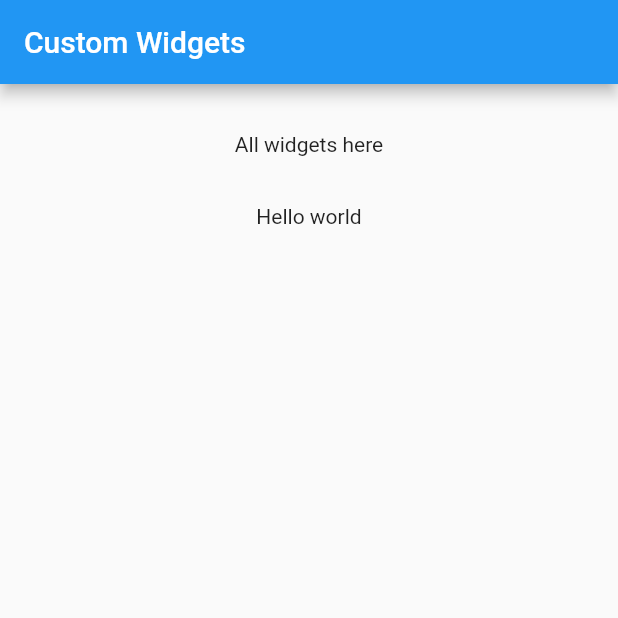
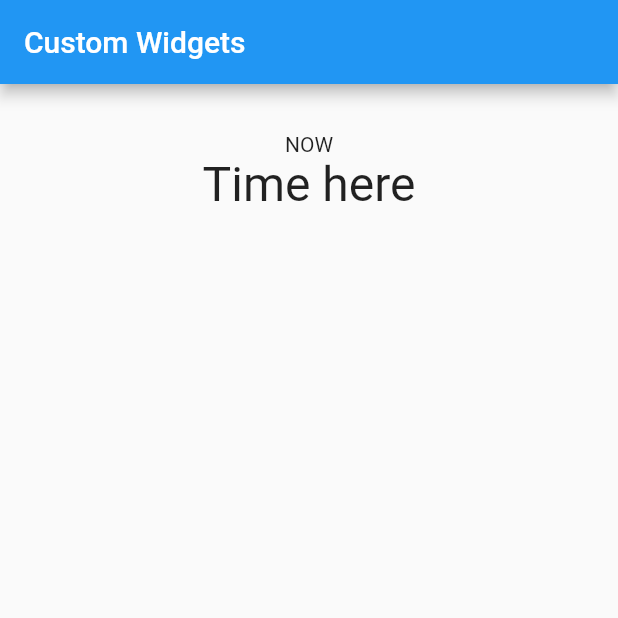
Before and after one commit to codewithiulian/flutter-intermediate, a Flutter app: the first screen one second after launch, on a phone screen of 412 x 824 dp, the top half of it. Run offline on Flutter 3.47's test engine with Material 2 defaults, Android fonts, the phone set to English and light mode, and no system bars.

Commit message:
17. Stateful Widgets

```diff
--- /dev/null
+++ b/lib/clock.dart
@@ -0,0 +1,33 @@
+import 'package:flutter/material.dart';
+import 'dart:async';
+import 'package:intl/intl.dart';
+
+class Clock extends StatefulWidget {
+  @override
+  ClockState createState() => new ClockState();
+}
+
+class ClockState extends State<Clock> {
+
+  String value = 'Time here';
+  Timer timer;
+
+
+  @override
+  void initState() {
+    timer = new Timer.periodic(new Duration(seconds: 1), onTimer);
+  }
+
+  void onTimer(Timer timer) {
+    var now = new DateTime.now();
+    var formatter = new DateFormat('hh:mm:ss');
+    String formatted = formatter.format(now);
+
+    setState(() => value = formatted  );
+  }
+
+  @override
+  Widget build(BuildContext context) {
+    return new Text(value, style: new TextStyle(fontSize: 32.0));
+  }
+}
--- a/lib/main.dart
+++ b/lib/main.dart
@@ -1,5 +1,5 @@
 import 'package:flutter/material.dart';
-import 'mywidget.dart';
+import 'clock.dart';
 
 void main() {
   runApp(new MaterialApp(
@@ -24,8 +24,8 @@ class _State extends State<MyApp> {
         child: new Center(
           child: new Column(
             children: <Widget>[
-              new Text('All widgets here'),
-              new MyWidget()
+              new Text('NOW'),
+              new Clock()
             ]
           ),
         ),
--- a/lib/mywidget.dart
+++ /dev/null
@@ -1,12 +0,0 @@
-import 'package:flutter/material.dart';
-
-class MyWidget extends StatelessWidget {
-
-  @override
-  Widget build(BuildContext context) {
-    return new Container(
-      padding: EdgeInsets.all(32.0),
-      child: new Text('Hello world'),
-    );
-  }
-}
--- a/pubspec.yaml
+++ b/pubspec.yaml
@@ -19,11 +19,8 @@ environment:
 dependencies:
   flutter:
     sdk: flutter
-
-
-  # The following adds the Cupertino Icons font to your application.
-  # Use with the CupertinoIcons class for iOS style icons.
   cupertino_icons: ^0.1.3
+  intl: ^0.16.1
 
 dev_dependencies:
   flutter_test:
```
Also changed, not shown: pubspec.lock.
